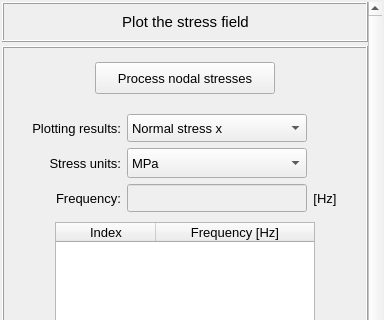
MOPT-UFSC/VIBRA, file vibra/interface/data/ui_files/plots/structural/structural_stresses_field_inputs.ui: the form before one commit; both pictures show x 0 to 384 and y 0 to 320 of the 384 by 806 pixel window.
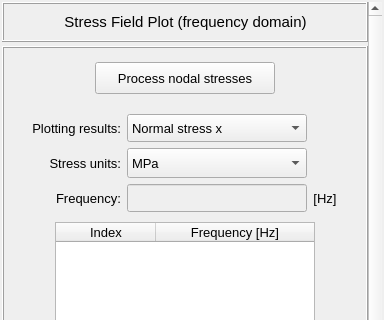
The form after the commit.

```diff
--- a/vibra/interface/data/ui_files/plots/structural/structural_stresses_field_inputs.ui
+++ b/vibra/interface/data/ui_files/plots/structural/structural_stresses_field_inputs.ui
@@ -158,7 +158,7 @@
              <enum>QFrame::Shadow::Raised</enum>
             </property>
             <property name="text">
-             <string>Plot the stress field</string>
+             <string>Stress Field Plot (frequency domain)</string>
             </property>
             <property name="textFormat">
              <enum>Qt::TextFormat::AutoText</enum>
```
